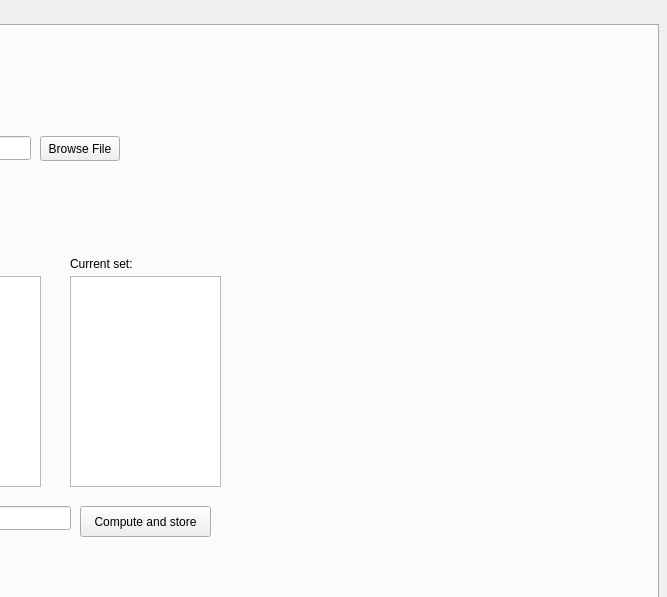
Old version of the form Trial_UI_V2.ui in the repository AjeyDikshit/ExpertSystem; both pictures show x 592 to 1259 and y 0 to 597 of the 1259 by 840 pixel window.
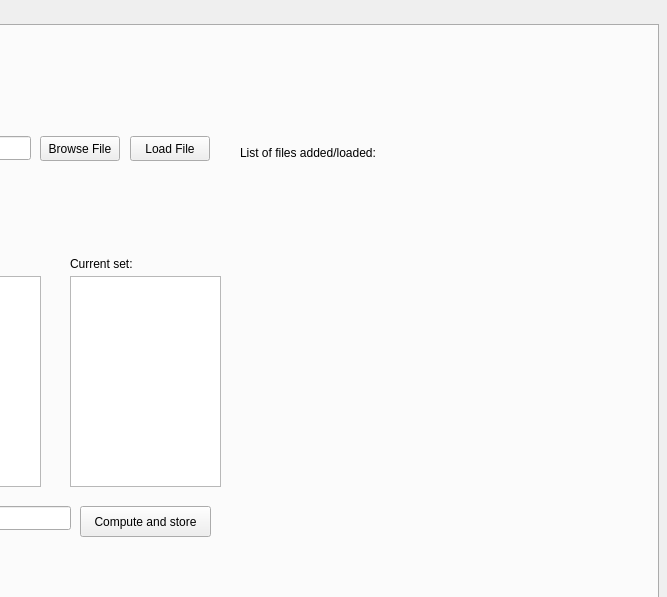
New version of the form. The open tabs and pages were chosen to show the change. Icons and pictures are not drawn. Custom widgets are drawn as their Qt base class.

Commit message: Changed the way of storing data, implemented 'load file' function

Diff of the .ui file:
```diff
--- a/Trial_UI_V2.ui
+++ b/Trial_UI_V2.ui
@@ -306,6 +306,41 @@
        <string>Compute and store</string>
       </property>
      </widget>
+     <widget class="QPushButton" name="PB_load_file">
+      <property name="geometry">
+       <rect>
+        <x>720</x>
+        <y>110</y>
+        <width>80</width>
+        <height>25</height>
+       </rect>
+      </property>
+      <property name="text">
+       <string>Load File</string>
+      </property>
+     </widget>
+     <widget class="QLabel" name="label_list_of_files">
+      <property name="geometry">
+       <rect>
+        <x>830</x>
+        <y>120</y>
+        <width>301</width>
+        <height>311</height>
+       </rect>
+      </property>
+      <property name="text">
+       <string>List of files added/loaded:</string>
+      </property>
+      <property name="alignment">
+       <set>Qt::AlignLeading|Qt::AlignLeft|Qt::AlignTop</set>
+      </property>
+      <property name="wordWrap">
+       <bool>true</bool>
+      </property>
+      <property name="margin">
+       <number>0</number>
+      </property>
+     </widget>
     </widget>
     <widget class="QWidget" name="tab_2">
      <attribute name="title">
```
Left out of the diff: 6 changed lines with no effect on the pictures. The commit also changes 1 other file.
